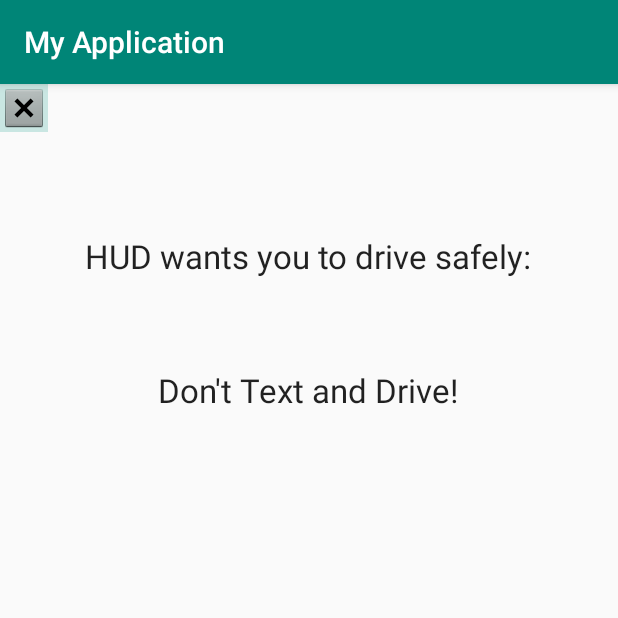
After one commit to NoelleTemple/SDApplication, an Android app: the DrivingPage screen opened directly, with no data from a screen before it, on a phone screen of 412 x 824 dp, the top half of it. The commit adds this screen. Run offline under Robolectric (Android 15) with nearby library versions, the phone set to English and light mode, and no system bars.

Commit message:
Add home buttons

```diff
--- a/app/src/main/AndroidManifest.xml
+++ b/app/src/main/AndroidManifest.xml
@@ -9,7 +9,11 @@
         android:roundIcon="@mipmap/ic_launcher_round"
         android:supportsRtl="true"
         android:theme="@style/AppTheme">
-        <activity android:name=".ProfilePage"></activity>
+        <activity android:name=".DrivingPage"></activity>
+        <activity android:name=".ViewInfoPage" />
+        <activity android:name=".AboutPage" />
+        <activity android:name=".ConnectToWheel" />
+        <activity android:name=".ProfilePage" />
         <activity android:name=".MainActivity">
             <intent-filter>
                 <action android:name="android.intent.action.MAIN" />
--- /dev/null
+++ b/app/src/main/java/com/example/myapplication/DrivingPage.java
@@ -0,0 +1,28 @@
+package com.example.myapplication;
+
+import androidx.appcompat.app.AppCompatActivity;
+
+import android.content.Intent;
+import android.os.Bundle;
+import android.view.View;
+import android.widget.ImageButton;
+
+public class DrivingPage extends AppCompatActivity {
+
+    @Override
+    protected void onCreate(Bundle savedInstanceState) {
+        super.onCreate(savedInstanceState);
+        setContentView(R.layout.activity_driving_page);
+        ImageButton home_button5 = (ImageButton) findViewById(R.id.home_button5);
+        home_button5.setOnClickListener(new View.OnClickListener() {
+            @Override
+            public void onClick(View v) {
+                goHome();
+            }
+        });
+    }
+    private void goHome() {
+        Intent intent = new Intent(this, MainActivity.class);
+        startActivity(intent);
+    }
+}
--- /dev/null
+++ b/app/src/main/res/layout/activity_driving_page.xml
@@ -0,0 +1,40 @@
+<?xml version="1.0" encoding="utf-8"?>
+<androidx.constraintlayout.widget.ConstraintLayout xmlns:android="http://schemas.android.com/apk/res/android"
+    xmlns:app="http://schemas.android.com/apk/res-auto"
+    xmlns:tools="http://schemas.android.com/tools"
+    android:layout_width="match_parent"
+    android:layout_height="match_parent"
+    tools:context=".DrivingPage">
+
+    <ImageButton
+        android:id="@+id/home_button5"
+        android:layout_width="wrap_content"
+        android:layout_height="wrap_content"
+        android:background="#3200967F"
+        app:layout_constraintStart_toStartOf="parent"
+        app:layout_constraintTop_toTopOf="parent"
+        app:srcCompat="@android:drawable/btn_dialog" />
+
+    <TextView
+        android:id="@+id/drive_safe"
+        android:layout_width="wrap_content"
+        android:layout_height="wrap_content"
+        android:layout_marginTop="100dp"
+        android:text="@string/drive_safe"
+        android:textAppearance="@style/TextAppearance.AppCompat.Large"
+        app:layout_constraintEnd_toEndOf="parent"
+        app:layout_constraintHorizontal_bias="0.495"
+        app:layout_constraintStart_toStartOf="parent"
+        app:layout_constraintTop_toTopOf="parent" />
+
+    <TextView
+        android:id="@+id/text_drive"
+        android:layout_width="wrap_content"
+        android:layout_height="wrap_content"
+        android:layout_marginTop="60dp"
+        android:text="@string/text_drive"
+        android:textAppearance="@style/TextAppearance.AppCompat.Large"
+        app:layout_constraintEnd_toEndOf="@+id/drive_safe"
+        app:layout_constraintStart_toStartOf="@+id/drive_safe"
+        app:layout_constraintTop_toBottomOf="@+id/drive_safe" />
+</androidx.constraintlayout.widget.ConstraintLayout>
--- a/app/src/main/res/values/strings.xml
+++ b/app/src/main/res/values/strings.xml
@@ -11,4 +11,8 @@
     <string name="Female">Female</string>
     <string name="Save_User">Save User</string>
     <string name="AboutHUD">About HUD</string>
+    <string name="connecting_text">Connecting To Wheel!</string>
+    <string name="drive_safe">HUD wants you to drive safely:</string>
+    <string name="text_drive">Don\'t Text and Drive!</string>
+    <!--string name="About_P">Heads Up Driving, or HUD, is dedicated to making the roads a safer place.  Through sensors embedded in the steering wheel cover, we can track heart rate variability and through rigorous calculations, we can detect if you are falling asleep at the wheel.  Just input your user information so we can make the best possible decisions about your alertness!  If an alarm starts to go off, that\'s your cue to pull over, grab a coffee, or take a quick nap!</string-->
 </resources>
```
Also changed, not shown: app/src/main/java/com/example/myapplication/ConnectToWheel.java (added, +28 -0 lines), app/src/main/java/com/example/myapplication/MainActivity.java (+35 -2 lines), app/src/main/java/com/example/myapplication/ProfileInfo.java (added, +27 -0 lines), app/src/main/java/com/example/myapplication/ProfilePage.java (+46 -0 lines), app/src/main/java/com/example/myapplication/ViewInfoPage.java (+15 -0 lines), app/src/main/res/layout/activity_about_page.xml (added, +41 -0 lines), app/src/main/res/layout/activity_connect_to_wheel.xml (added, +28 -0 lines), app/src/main/res/layout/activity_main.xml (+10 -8 lines), app/src/main/res/layout/activity_profile_page.xml (+12 -0 lines), app/src/main/res/layout/activity_view_info_page.xml (added, +49 -0 lines).
